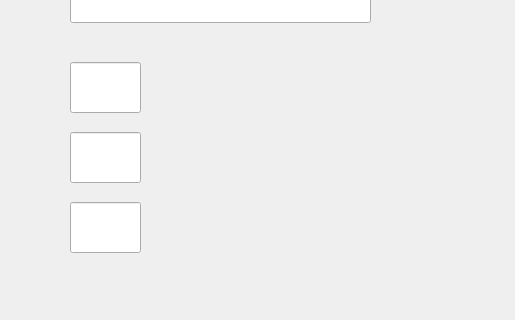
Old version of the form ui/views/school/school.ui in the repository dammmueller-calculator/calculator; both pictures show x 0 to 515 and y 108 to 428 of the 847 by 523 pixel window.
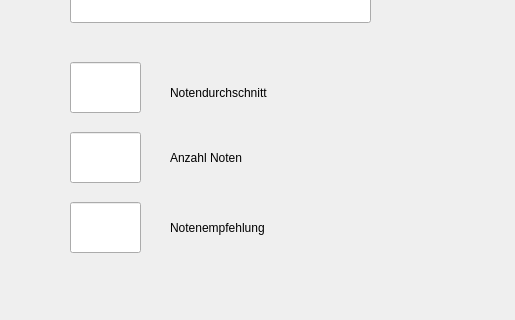
New version of the form.

```diff
--- a/ui/views/school/school.ui
+++ b/ui/views/school/school.ui
@@ -63,6 +63,45 @@
     </rect>
    </property>
   </widget>
+  <widget class="QLabel" name="Notendurchschnitt">
+   <property name="geometry">
+    <rect>
+     <x>170</x>
+     <y>185</y>
+     <width>211</width>
+     <height>31</height>
+    </rect>
+   </property>
+   <property name="text">
+    <string>Notendurchschnitt</string>
+   </property>
+  </widget>
+  <widget class="QLabel" name="Notendurchschnitt_2">
+   <property name="geometry">
+    <rect>
+     <x>170</x>
+     <y>250</y>
+     <width>211</width>
+     <height>31</height>
+    </rect>
+   </property>
+   <property name="text">
+    <string>Anzahl Noten</string>
+   </property>
+  </widget>
+  <widget class="QLabel" name="Notendurchschnitt_3">
+   <property name="geometry">
+    <rect>
+     <x>170</x>
+     <y>320</y>
+     <width>211</width>
+     <height>31</height>
+    </rect>
+   </property>
+   <property name="text">
+    <string>Notenempfehlung</string>
+   </property>
+  </widget>
  </widget>
  <resources/>
  <connections/>
```
Left out of the diff: 2 changed lines with no effect on the pictures.
